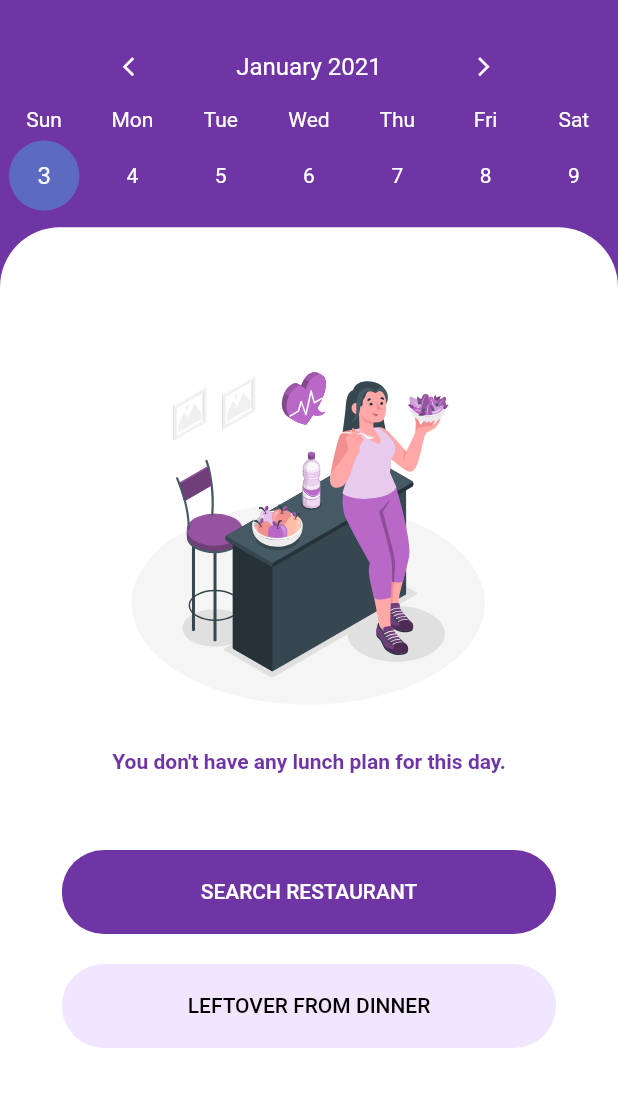
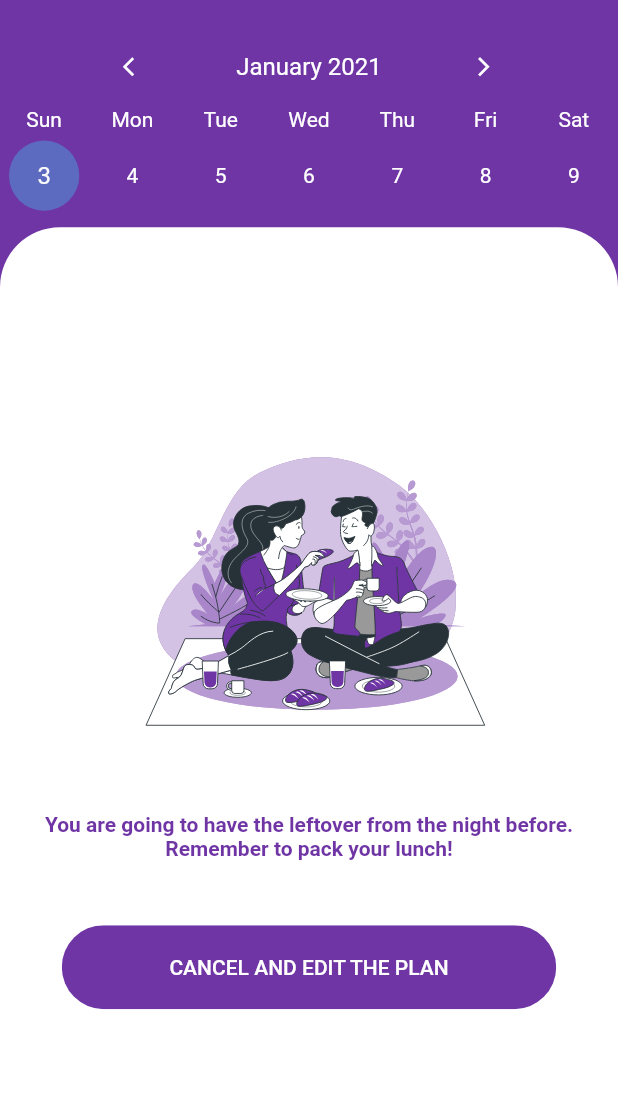
Before and after one commit to tommyshi55/plan-my-lunch, a Flutter app: the MainScreen screen opened by its route, on a phone screen of 412 x 824 dp, the part 59-1166 px from its top. Run offline on Flutter 3.47's test engine with Material 2 defaults, Android fonts, the phone set to English and light mode, and no system bars; drawn by our look-alikes of table_calendar; our stand-ins replace flutter_svg.

Commit message:
Make the info when leftover is selected

```diff
--- a/mobile_frontend/lib/views/screens/main/components/body.dart
+++ b/mobile_frontend/lib/views/screens/main/components/body.dart
@@ -1,10 +1,12 @@
 import 'package:flutter/material.dart';
-import 'package:flutter_svg/flutter_svg.dart';
-import 'package:mobile_frontend/views/components/background.dart';
-import 'package:mobile_frontend/views/components/rounded_button.dart';
-import 'package:mobile_frontend/views/constants.dart';
+import 'package:mobile_frontend/views/screens/main/components/leftover_selected_info.dart';
 import 'package:mobile_frontend/views/screens/main/components/no_plan_selected_info.dart';
 import 'package:table_calendar/table_calendar.dart';
+
+enum Selection {
+  none,
+  leftover,
+}
 
 class Body extends StatefulWidget {
   @override
@@ -13,6 +15,15 @@ class Body extends StatefulWidget {
 
 class _BodyState extends State<Body> {
   CalendarController _calendarController;
+  Selection selectedPlan = Selection.leftover;
+
+  Widget getInfo() {
+    if (selectedPlan == Selection.none) {
+      return NoPlanSelectedInfo();
+    } else {
+      return LeftoverSelectedInfo();
+    }
+  }
 
   @override
   void initState() {
@@ -76,7 +87,7 @@ class _BodyState extends State<Body> {
                   topRight: Radius.circular(40.0)),
               color: Colors.white,
             ),
-            child: NoPlanSelectedInfo(),
+            child: getInfo(),
           ),
         ),
       ],
--- /dev/null
+++ b/mobile_frontend/lib/views/screens/main/components/leftover_selected_info.dart
@@ -0,0 +1,34 @@
+import 'package:flutter/material.dart';
+import 'package:flutter_svg/flutter_svg.dart';
+import 'package:mobile_frontend/views/components/rounded_button.dart';
+import 'package:mobile_frontend/views/constants.dart';
+
+class LeftoverSelectedInfo extends StatelessWidget {
+  Widget build(BuildContext context) {
+    Size size = MediaQuery.of(context).size;
+    return Column(
+      mainAxisAlignment: MainAxisAlignment.center,
+      children: [
+        SvgPicture.asset(
+          'assets/icons/leftover.svg',
+          height: size.height * 0.35,
+        ),
+        Text(
+          'You are going to have the leftover from the night before. Remember to pack your lunch!',
+          textAlign: TextAlign.center,
+          style: TextStyle(
+            color: kPrimaryColor,
+            fontWeight: FontWeight.bold,
+          ),
+        ),
+        SizedBox(
+          height: size.height * 0.04,
+        ),
+        RoundedButton(
+          text: 'CANCEL AND EDIT THE PLAN',
+          onPressed: () {},
+        ),
+      ],
+    );
+  }
+}
```
Also changed, not shown: mobile_frontend/assets/icons/leftover.svg (added).
